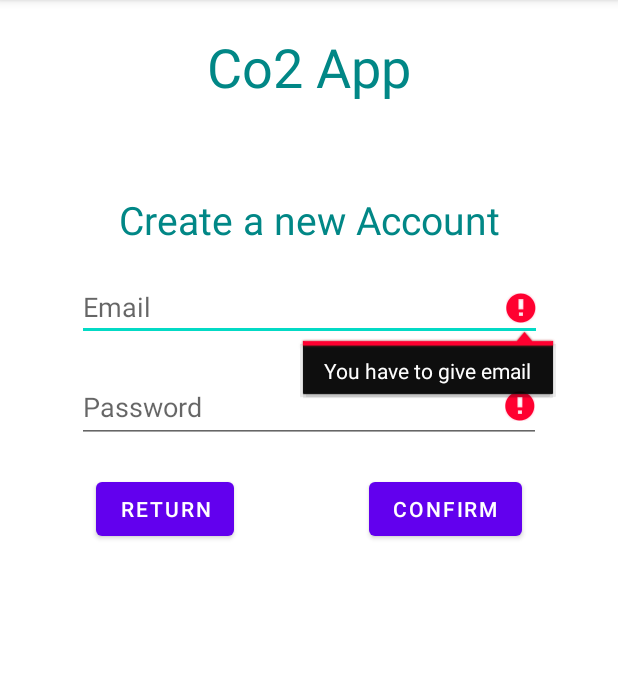
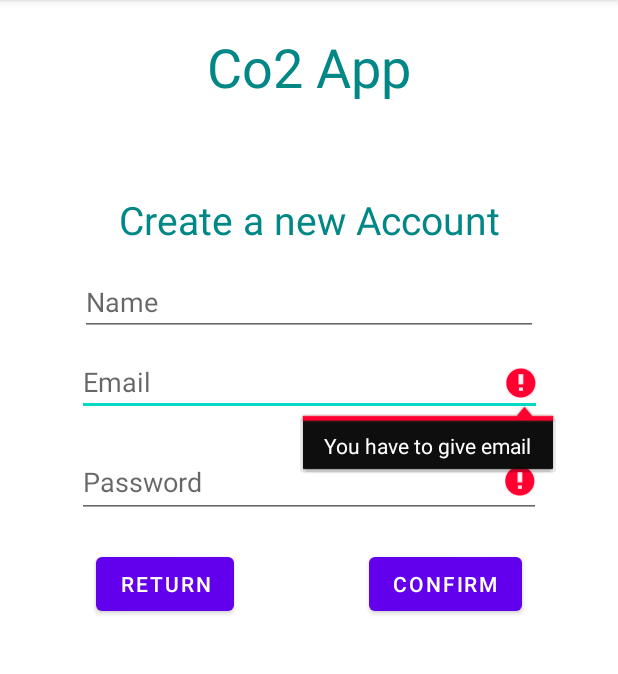
Before and after one commit to MiroRahkonen/harkkatyo, an Android app: the RegisterActivity screen opened directly, with no data from a screen before it, after a tap on "CONFIRM", on a phone screen of 412 x 824 dp, the part 84-758 px from its top. Run offline under Robolectric (Android 15) with nearby library versions, the phone set to English and light mode, and no system bars; our stand-ins replace Firebase (no records; nobody signed in at launch, a user with empty details on screens opened directly); libraries missing offline, so code that uses them is left out: com.opencsv.

Commit message:
login nimi lisäys

```diff
--- a/app/src/main/java/com/example/harkkatyo/RegisterActivity.java
+++ b/app/src/main/java/com/example/harkkatyo/RegisterActivity.java
@@ -17,20 +17,24 @@ import com.google.android.gms.tasks.Task;
 import com.google.firebase.auth.AuthResult;
 import com.google.firebase.auth.FirebaseAuth;
 import com.google.firebase.auth.FirebaseUser;
+import com.google.firebase.database.DatabaseReference;
 import com.google.firebase.database.FirebaseDatabase;
 import com.opencsv.CSVWriter;
 
 import java.io.IOException;
 import java.sql.SQLOutput;
+import java.util.Random;
 import java.util.regex.Pattern;
 
 public class RegisterActivity extends AppCompatActivity {
 
-    EditText editText_EmailAddress2, editText_Password;
+    EditText editText_EmailAddress2, editText_Password, editTextTextPersonName;
     Button button_confirm, button_return;
     TextView textView2, textView3;
-    Boolean check1, check2;
+    Boolean check1, check2, check3;
     private FirebaseAuth mAuth;
+    FirebaseDatabase root;
+    DatabaseReference ref;
 
 
     @Override
@@ -46,6 +50,7 @@ public class RegisterActivity extends AppCompatActivity {
         editText_Password = (EditText) findViewById(R.id.editText_RegisterPassword);
         textView2 = (TextView) findViewById(R.id.textView2);
         textView3 = (TextView) findViewById(R.id.textView3);
+        editTextTextPersonName = (EditText) findViewById(R.id.editTextTextPersonName);
 
         //Return back to LoginActivity
         button_return.setOnClickListener(new View.OnClickListener() {
@@ -61,7 +66,8 @@ public class RegisterActivity extends AppCompatActivity {
             public void onClick(View v) {
                 check1 = checkEmail();
                 check2 = checkPassword();
-                if (check1 && check2 == true) { //Check if email and password are good
+                check3 = checkName();
+                if (check1 && check2 && check3 == true) { //Check if email and password are good
                     //Create new account
                     saveAccount();
 
@@ -92,6 +98,17 @@ public class RegisterActivity extends AppCompatActivity {
             return true;
         }
     }
+    //Check name
+    private Boolean checkName() {
+        String test = editTextTextPersonName.getText().toString();
+        if (test.isEmpty()) {
+            editText_Password.setError("You have to give password");
+            return false;
+        }
+        else {
+            return true;
+        }
+    }
     //Check if user has given password and if it meets the requirements
     private Boolean checkPassword() {
         String test = editText_Password.getText().toString();
@@ -112,10 +129,11 @@ public class RegisterActivity extends AppCompatActivity {
 
     //Creates new Account
     public void saveAccount(){
+        String name = editTextTextPersonName.getText().toString();
         String email1 = editText_EmailAddress2.getText().toString();
         String password1 = editText_Password.getText().toString();
         //Create Firebase account
-        createUser(email1, password1);
+        createUser(email1, password1, name);
 
 
 
@@ -130,7 +148,7 @@ public class RegisterActivity extends AppCompatActivity {
     }*/
 
     //Creates new account in Firebase database and check if succesful
-    public void createUser(String email, String password) {
+    public void createUser(String email, String password, String name) {
         mAuth.createUserWithEmailAndPassword(email, password)
                 .addOnCompleteListener(new OnCompleteListener<AuthResult>() {
                     @Override
@@ -143,6 +161,10 @@ public class RegisterActivity extends AppCompatActivity {
                                 @Override
                                 public void onComplete(@NonNull Task<Void> task) {
                                     if (task.isSuccessful()) {
+                                        //Store info in database
+                                        root = FirebaseDatabase.getInstance();
+                                        ref = root.getReference("userinfo");
+                                        ref.child(name).setValue(d1);
                                         Toast.makeText(RegisterActivity.this, "New Account Created",Toast.LENGTH_LONG).show();
                                         finish();
                                     }
@@ -162,5 +184,13 @@ public class RegisterActivity extends AppCompatActivity {
 
     }
 
+    /*public void createDatabase() {
+        root = FirebaseDatabase.getInstance();
+        ref = root.getReference("userinfo");
+
+        ref.child()
+
+    }*/
+
 
 }
--- a/app/src/main/res/layout/activity_login.xml
+++ b/app/src/main/res/layout/activity_login.xml
@@ -22,7 +22,7 @@
         android:id="@+id/editText_EmailAddress2"
         android:layout_width="310dp"
         android:layout_height="43dp"
-        android:layout_marginTop="10dp"
+        android:layout_marginTop="30dp"
         android:ems="10"
         android:hint="Email"
         android:inputType="textEmailAddress"
@@ -91,4 +91,6 @@
         app:layout_constraintStart_toStartOf="parent"
         app:layout_constraintTop_toBottomOf="@+id/editText_LoginPassword" />
 
+
+
 </androidx.constraintlayout.widget.ConstraintLayout>
--- a/app/src/main/res/layout/activity_register.xml
+++ b/app/src/main/res/layout/activity_register.xml
@@ -22,7 +22,7 @@
         android:id="@+id/editText_EmailAddress2"
         android:layout_width="310dp"
         android:layout_height="43dp"
-        android:layout_marginTop="20dp"
+        android:layout_marginTop="70dp"
         android:ems="10"
         android:hint="Email"
         android:inputType="textEmailAddress"
@@ -78,4 +78,16 @@
         app:layout_constraintStart_toStartOf="parent"
         app:layout_constraintTop_toBottomOf="@+id/editText_RegisterPassword" />
 
+    <EditText
+        android:id="@+id/editTextTextPersonName"
+        android:layout_width="305dp"
+        android:layout_height="42dp"
+        android:layout_marginBottom="10dp"
+        android:ems="10"
+        android:hint="Name"
+        android:inputType="textPersonName"
+        app:layout_constraintBottom_toTopOf="@+id/editText_EmailAddress2"
+        app:layout_constraintEnd_toEndOf="parent"
+        app:layout_constraintStart_toStartOf="parent" />
+
 </androidx.constraintlayout.widget.ConstraintLayout>
```
